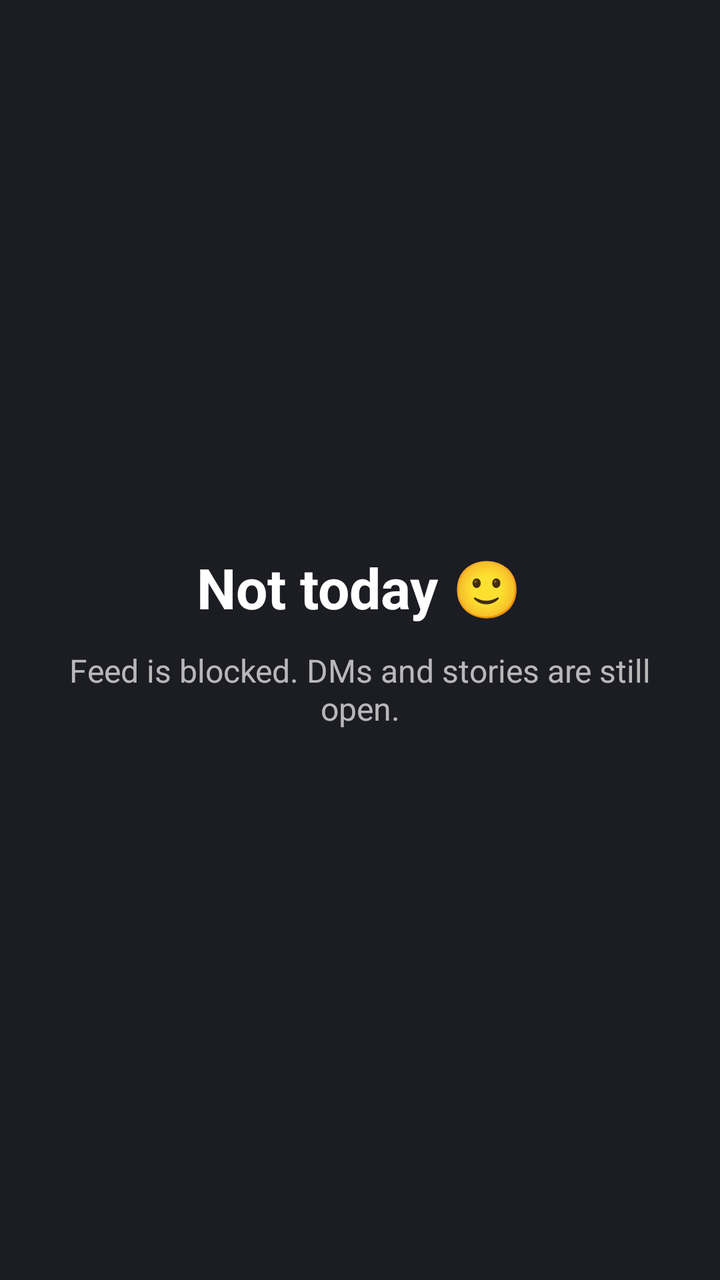
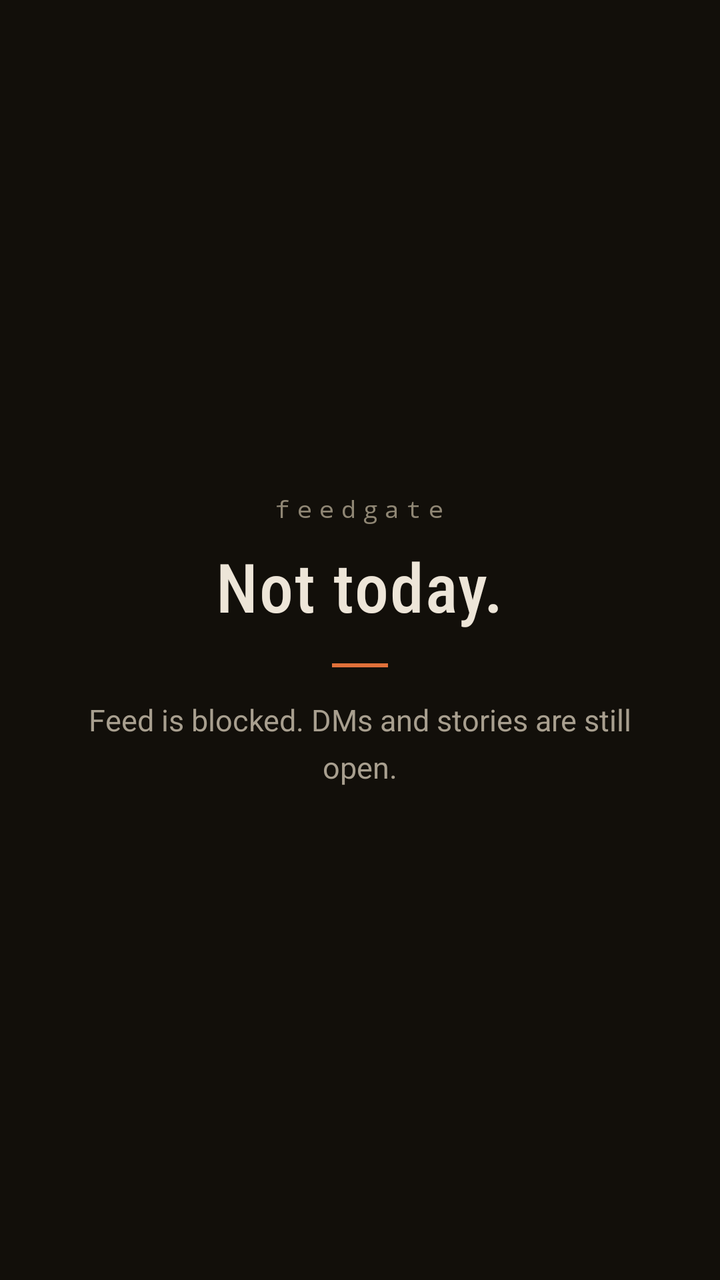

Before-and-after screenshots of an Android layout around one commit, followed by the original layout XML and the change that was made.
<!-- AndroidManifest.xml: application theme Theme.FeedGate -->
<!-- res/layout/overlay_block.xml -->
<?xml version="1.0" encoding="utf-8"?>
<LinearLayout xmlns:android="http://schemas.android.com/apk/res/android"
    android:layout_width="match_parent"
    android:layout_height="match_parent"
    android:background="#F2101018"
    android:gravity="center"
    android:orientation="vertical">

    <TextView
        android:layout_width="wrap_content"
        android:layout_height="wrap_content"
        android:text="@string/overlay_title"
        android:textColor="#FFFFFF"
        android:textSize="28sp"
        android:textStyle="bold" />

    <TextView
        android:layout_width="wrap_content"
        android:layout_height="wrap_content"
        android:layout_marginTop="12dp"
        android:layout_marginStart="32dp"
        android:layout_marginEnd="32dp"
        android:gravity="center"
        android:text="@string/overlay_subtitle"
        android:textColor="#B0FFFFFF"
        android:textSize="16sp" />
</LinearLayout>
<!-- resources referenced by this layout -->
<resources>
  <string name="overlay_subtitle">Feed is blocked. DMs and stories are still open.</string>
  <string name="overlay_title">Not today 🙂</string>
  <style name="Theme.FeedGate" parent="Theme.Material3.DayNight.NoActionBar" />
</resources>

<!-- the commit's change to res/layout/overlay_block.xml (unified diff, before → after) -->
@@ -1,27 +1,52 @@
 <?xml version="1.0" encoding="utf-8"?>
-<LinearLayout xmlns:android="http://schemas.android.com/apk/res/android"
+<FrameLayout xmlns:android="http://schemas.android.com/apk/res/android"
     android:layout_width="match_parent"
     android:layout_height="match_parent"
-    android:background="#F2101018"
-    android:gravity="center"
-    android:orientation="vertical">
+    android:background="@color/overlay_scrim">
 
-    <TextView
-        android:layout_width="wrap_content"
+    <LinearLayout
+        android:id="@+id/overlayContent"
+        android:layout_width="match_parent"
         android:layout_height="wrap_content"
-        android:text="@string/overlay_title"
-        android:textColor="#FFFFFF"
-        android:textSize="28sp"
-        android:textStyle="bold" />
+        android:layout_gravity="center"
+        android:gravity="center_horizontal"
+        android:orientation="vertical"
+        android:paddingStart="@dimen/space_7"
+        android:paddingEnd="@dimen/space_7">
 
-    <TextView
-        android:layout_width="wrap_content"
-        android:layout_height="wrap_content"
-        android:layout_marginTop="12dp"
-        android:layout_marginStart="32dp"
-        android:layout_marginEnd="32dp"
-        android:gravity="center"
-        android:text="@string/overlay_subtitle"
-        android:textColor="#B0FFFFFF"
-        android:textSize="16sp" />
-</LinearLayout>
+        <TextView
+            android:layout_width="wrap_content"
+            android:layout_height="wrap_content"
+            android:fontFamily="monospace"
+            android:letterSpacing="0.3"
+            android:text="@string/overlay_overline"
+            android:textColor="@color/bone_faint"
+            android:textSize="12sp" />
+
+        <TextView
+            android:layout_width="wrap_content"
+            android:layout_height="wrap_content"
+            android:layout_marginTop="@dimen/space_2"
+            android:fontFamily="sans-serif-condensed-medium"
+            android:letterSpacing="0.02"
+            android:text="@string/overlay_title"
+            android:textColor="@color/bone"
+            android:textSize="34sp" />
+
+        <View
+            android:layout_width="28dp"
+            android:layout_height="2dp"
+            android:layout_marginTop="@dimen/space_4"
+            android:background="@color/ember" />
+
+        <TextView
+            android:layout_width="wrap_content"
+            android:layout_height="wrap_content"
+            android:layout_marginTop="@dimen/space_4"
+            android:gravity="center"
+            android:lineSpacingMultiplier="1.3"
+            android:text="@string/overlay_subtitle"
+            android:textColor="@color/bone_dim"
+            android:textSize="15sp" />
+    </LinearLayout>
+</FrameLayout>
<!-- resource entries referenced after the edit -->
@@ -1,7 +1,42 @@
 <!-- resources referenced by this layout -->
 <resources>
+  <color name="bone">#EDE5D8</color>
+  <color name="bone_dim">#A89F8F</color>
+  <color name="bone_faint">#8F8674</color>
+  <color name="ember">#E0703A</color>
+  <color name="overlay_scrim">#F5120F0B</color>
+  <dimen name="space_2">8dp</dimen>
+  <dimen name="space_4">16dp</dimen>
+  <dimen name="space_7">32dp</dimen>
+  <string name="overlay_overline">feedgate</string>
   <string name="overlay_subtitle">Feed is blocked. DMs and stories are still open.</string>
-  <string name="overlay_title">Not today 🙂</string>
-  <style name="Theme.FeedGate" parent="Theme.Material3.DayNight.NoActionBar" />
+  <string name="overlay_title">Not today.</string>
+  <style name="Theme.FeedGate" parent="Theme.Material3.Dark.NoActionBar">
+          <item name="android:windowBackground">@color/ink</item>
+          <item name="android:statusBarColor">@color/ink</item>
+          <item name="android:navigationBarColor">@color/ink</item>
+  
+          <item name="colorPrimary">@color/ember</item>
+          <item name="colorOnPrimary">@color/ink</item>
+          <item name="colorSurface">@color/ink_raised</item>
+          <item name="colorOnSurface">@color/bone</item>
+          <item name="colorOnSurfaceVariant">@color/bone_dim</item>
+          <item name="colorOutline">@color/hairline</item>
+  
+          <item name="materialCardViewStyle">@style/Widget.FeedGate.Card</item>
+          <item name="android:textColorPrimary">@color/bone</item>
+          <item name="android:textColorSecondary">@color/bone_dim</item>
+      </style>
+  <color name="ink">#14110C</color>
+  <color name="ink_raised">#1D1914</color>
+  <color name="hairline">#2E281F</color>
+  <style name="Widget.FeedGate.Card" parent="Widget.Material3.CardView.Outlined">
+          <item name="cardBackgroundColor">@color/ink_raised</item>
+          <item name="strokeColor">@color/hairline</item>
+          <item name="strokeWidth">1dp</item>
+          <item name="cardCornerRadius">@dimen/card_radius</item>
+          <item name="cardElevation">0dp</item>
+      </style>
+  <dimen name="card_radius">20dp</dimen>
 </resources>
 
